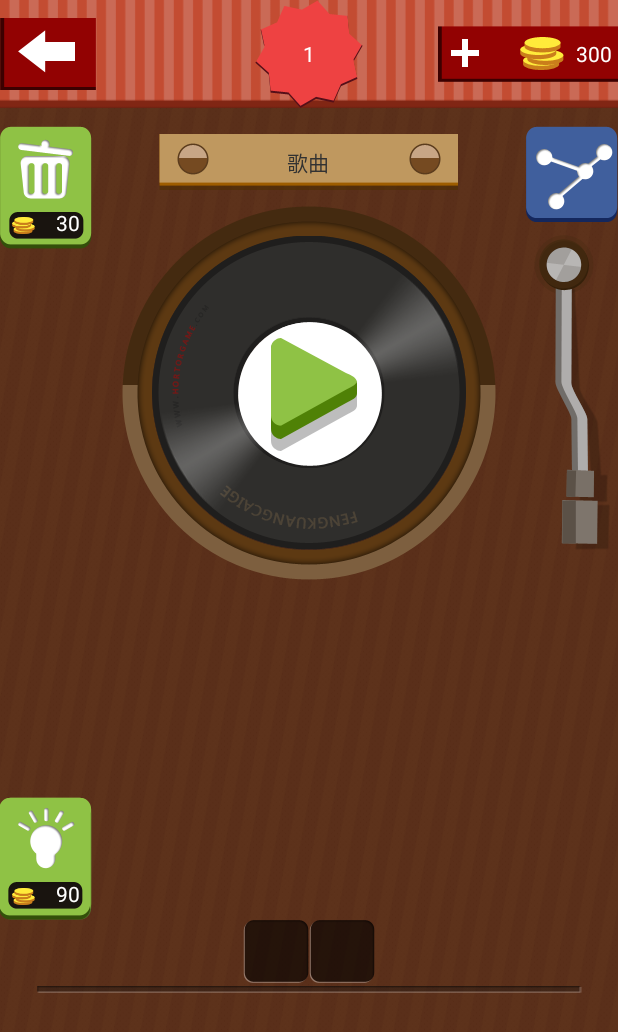
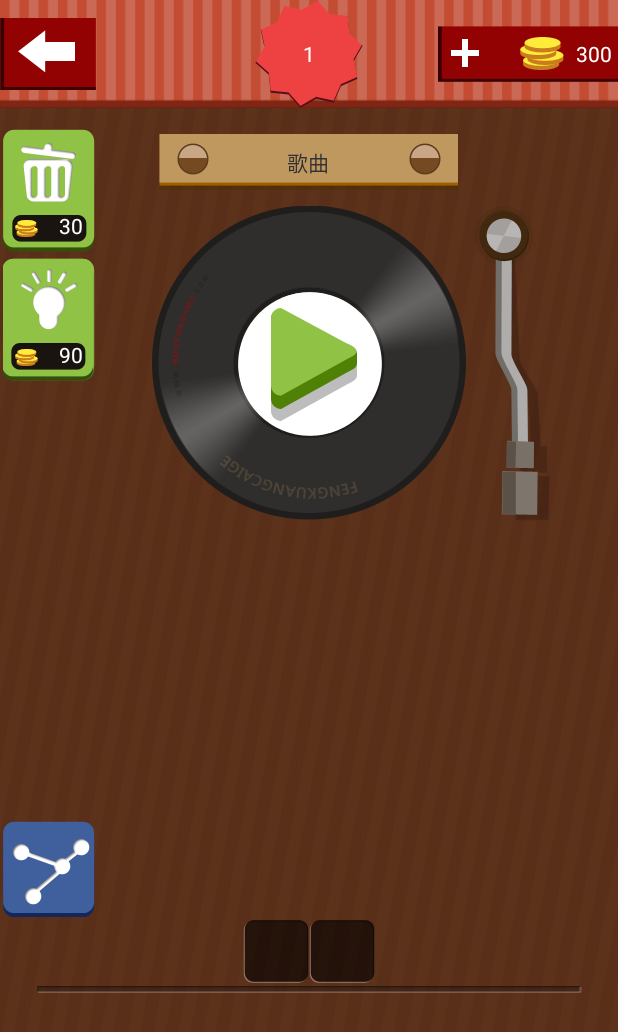
Before and after one commit to kelivn007/forfun, an Android app: the screen it shows after launch (MainActivity), on a phone screen of 412 x 824 dp. Shown: the top 1032 px of the screen. Run offline under Robolectric (Android 15) with nearby library versions, the phone set to English and light mode, and no system bars.

Commit message:
change ui

```diff
--- a/GuessSong/app/src/main/res/anim/record_pin_rotate_in.xml
+++ b/GuessSong/app/src/main/res/anim/record_pin_rotate_in.xml
@@ -6,7 +6,7 @@
     <rotate
         android:duration="600"
         android:fromDegrees="0"
-        android:toDegrees="40"
-        android:pivotX="73%"
+        android:toDegrees="35"
+        android:pivotX="40%"
         android:pivotY="8%"/>
 </set>
--- a/GuessSong/app/src/main/res/anim/record_pin_rotate_out.xml
+++ b/GuessSong/app/src/main/res/anim/record_pin_rotate_out.xml
@@ -5,8 +5,8 @@
 <set xmlns:android="http://schemas.android.com/apk/res/android">
     <rotate
         android:duration="600"
-        android:fromDegrees="40"
+        android:fromDegrees="35"
         android:toDegrees="0"
-        android:pivotX="73%"
+        android:pivotX="40%"
         android:pivotY="8%"/>
 </set>
--- a/GuessSong/app/src/main/res/layout/activity_main.xml
+++ b/GuessSong/app/src/main/res/layout/activity_main.xml
@@ -22,7 +22,7 @@
     <RelativeLayout
             android:id="@+id/game_center_panel"
             android:layout_below="@id/top_bar_panel"
-            android:layout_width="wrap_content"
+            android:layout_width="match_parent"
             android:layout_height="wrap_content"
             android:layout_centerHorizontal="true"
             android:layout_marginTop="12dp">
@@ -50,15 +50,10 @@
         <FrameLayout
                 android:id="@+id/record_disc_panel"
                 android:layout_below="@id/guess_type_panel"
-                android:layout_width="match_parent"
+                android:layout_width="wrap_content"
+                android:layout_centerHorizontal="true"
                 android:layout_height="wrap_content"
                 android:layout_margin="5dp">
-
-            <ImageView
-                    android:layout_width="wrap_content"
-                    android:layout_height="wrap_content"
-                    android:layout_gravity="center"
-                    android:src="@drawable/record_outline"/>
 
             <ImageView
                     android:id="@+id/img_record_disc"
@@ -81,13 +76,15 @@
                     android:clickable="true"
                     android:src="@drawable/record_play"/>
 
-            <ImageView
-                    android:id="@+id/img_record_pin"
-                    android:layout_gravity="right|center_vertical"
-                    android:layout_width="wrap_content"
-                    android:layout_height="wrap_content"
-                    android:src="@drawable/record_pin"/>
         </FrameLayout>
+
+        <ImageView
+                android:id="@+id/img_record_pin"
+                android:layout_toRightOf="@id/record_disc_panel"
+                android:layout_alignTop="@+id/record_disc_panel"
+                android:layout_width="wrap_content"
+                android:layout_height="wrap_content"
+                android:src="@drawable/index_pin"/>
     </RelativeLayout>
 
 
@@ -95,6 +92,7 @@
             android:id="@+id/delete_answer_panel"
             android:layout_width="wrap_content"
             android:layout_height="wrap_content"
+            android:layout_margin="2dp"
             android:layout_alignTop="@id/game_center_panel">
 
         <ImageButton
@@ -121,15 +119,10 @@
                 android:text="@integer/pay_delete_answer"/>
     </FrameLayout>
 
-    <include
-            android:id="@+id/input_panel"
-            layout="@layout/input_layout"
-            android:layout_width="match_parent"
-            android:layout_height="wrap_content"
-            android:layout_alignParentBottom="true"/>
-
     <FrameLayout
-            android:layout_above="@id/input_panel"
+            android:id="@+id/tip_answer_panel"
+            android:layout_below="@id/delete_answer_panel"
+            android:layout_margin="2dp"
             android:layout_width="wrap_content"
             android:layout_height="wrap_content">
 
@@ -158,10 +151,19 @@
     </FrameLayout>
 
 
+    <include
+            android:id="@+id/input_panel"
+            layout="@layout/input_layout"
+            android:layout_width="match_parent"
+            android:layout_height="wrap_content"
+            android:layout_alignParentBottom="true"/>
+
     <ImageButton
-            android:layout_alignTop="@id/game_center_panel"
-            android:layout_alignParentRight="true"
+            android:layout_above="@id/input_panel"
             android:layout_width="wrap_content"
             android:layout_height="wrap_content"
+            android:layout_margin="2dp"
             android:background="@drawable/game_share"/>
+
+
 </RelativeLayout>
```
